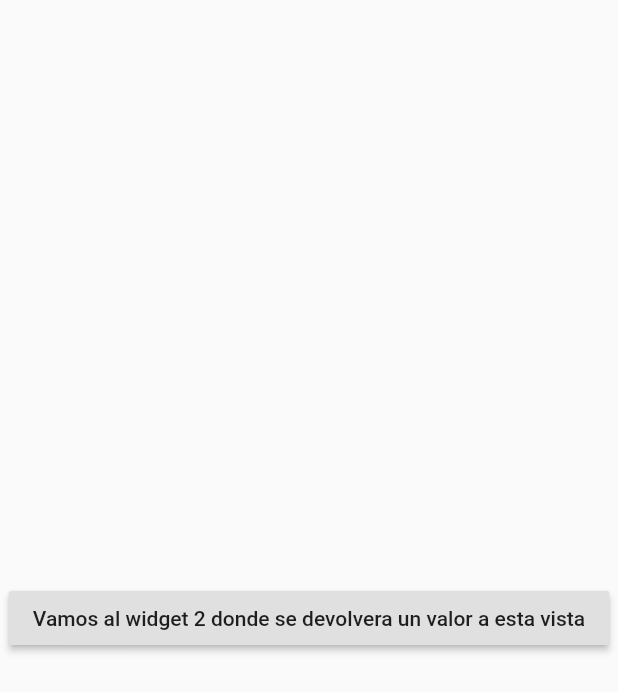
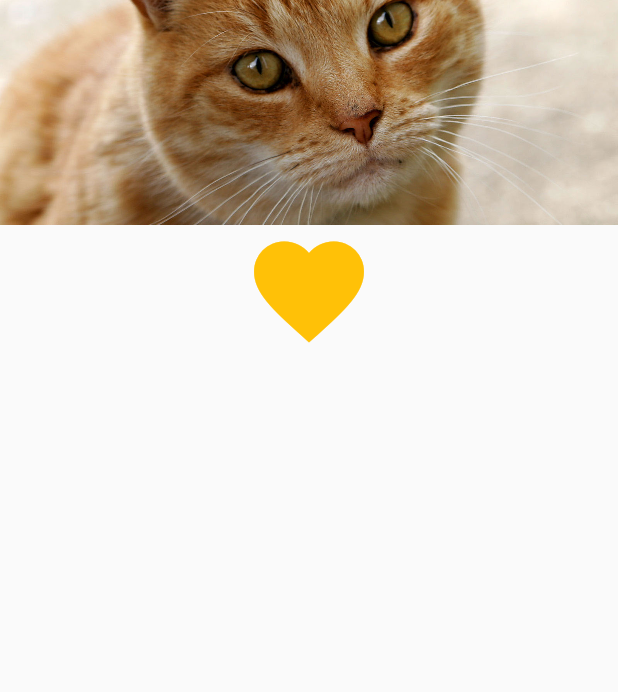
Before and after one commit to GiovanniSolano/Componentes-b-sicos---Flutter, a Flutter app: the MyHomePage screen opened directly, on a phone screen of 412 x 824 dp. Shown: the top 692 px of the screen. Run offline on Flutter 3.47's test engine with Material 2 defaults, Android fonts, the phone set to English and light mode, and no system bars.

Commit message:
Componenets basicos - Imagenes e iconos

```diff
--- a/lib/main.dart
+++ b/lib/main.dart
@@ -30,7 +30,7 @@ class MyApp extends StatelessWidget {
       //   '/': (context) => FirstPage(),
       //   '/secondPage': (context) => SecondPage()
       // },
-      home: MyTextWidget(),
+      home: MyHomePage(),
     );
   }
 }
@@ -43,7 +43,28 @@ class MyHomePage extends StatefulWidget {
 class _MyHomePageState extends State<MyHomePage> {
   @override
   Widget build(BuildContext context) {
-    return Scaffold(body: Center(child: ButtonToScreenNumber2()));
+    return SafeArea(
+        child: Scaffold(
+            body: Column(
+      children: [
+        SizedBox(
+            width: MediaQuery.of(context).size.width,
+            child: Image(
+                height: 150,
+                fit: BoxFit.fitWidth,
+                filterQuality: FilterQuality.high,
+                // repeat: ImageRepeat.repeat,
+
+                image: AssetImage('assets/images/Cat03.jpg'))),
+
+        // icono
+        Icon(
+          Icons.favorite,
+          color: Colors.amber,
+          size: 88,
+        )
+      ],
+    )));
   }
 }
 
--- a/pubspec.yaml
+++ b/pubspec.yaml
@@ -44,6 +44,10 @@ flutter:
   # the material Icons class.
   uses-material-design: true
 
+  # Añadimos la referencia a nuestros assets en concreto anuesyta carptea images
+  assets:
+    - assets/images/
+
   # To add assets to your application, add an assets section, like this:
   # assets:
   #   - images/a_dot_burr.jpeg
```
Also changed, not shown: assets/images/Cat03.jpg (added), assets/images/FB.png (added).
